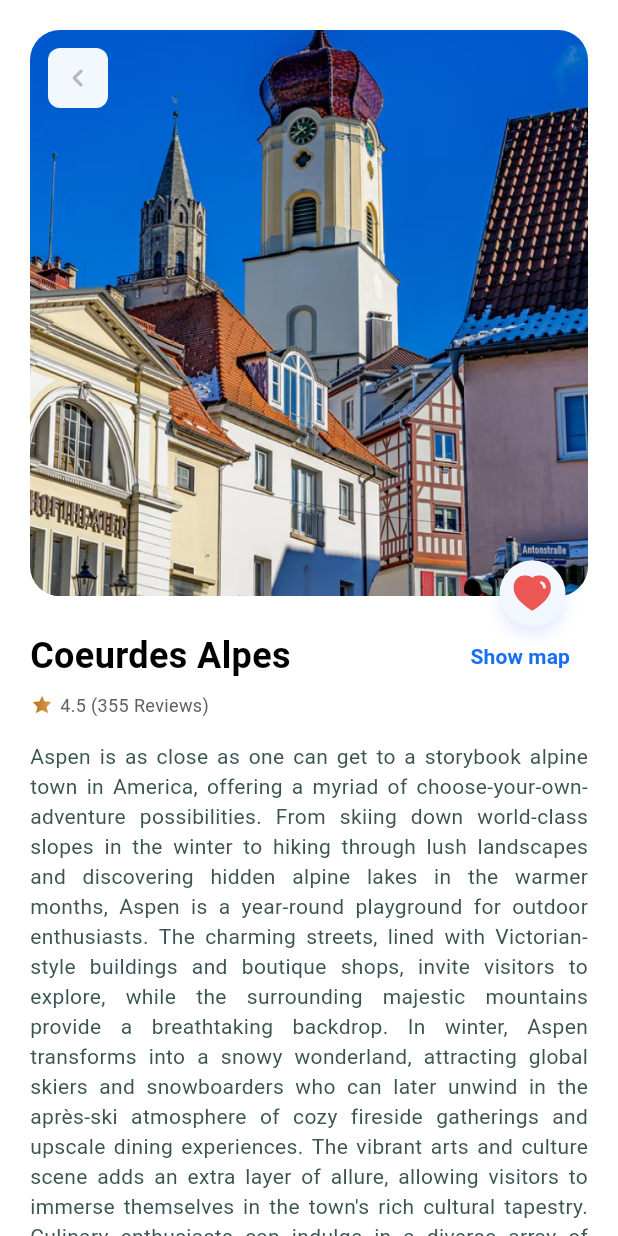
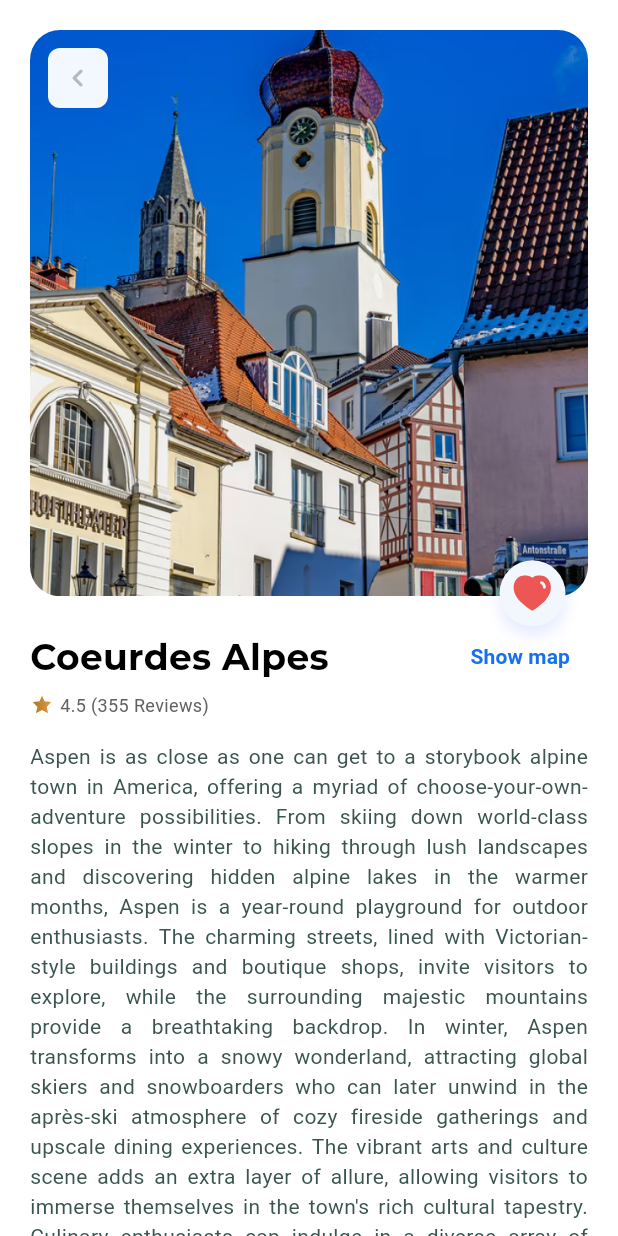
Before and after one commit to yalda-student/seven_learn_excersize_two, a Flutter app: the screen it shows after launch, after a tap on "Read more", on a phone screen of 412 x 824 dp. Run offline on Flutter 3.47's test engine with Material 3 defaults, Android fonts, the phone set to English and light mode, and no system bars; our stand-ins replace flutter_svg, google_fonts.

Commit message:
Adding Google Fonts package

```diff
--- a/lib/main.dart
+++ b/lib/main.dart
@@ -1,5 +1,6 @@
 import 'package:flutter/material.dart';
 import 'package:flutter_svg/flutter_svg.dart';
+import 'package:google_fonts/google_fonts.dart';
 import 'package:seven_learn_excersize_two/strings.dart';
 
 void main() {
@@ -137,9 +138,10 @@ class _Title extends StatelessWidget {
         Row(
           mainAxisAlignment: MainAxisAlignment.spaceBetween,
           children: [
-            const Text(
+            Text(
               'Coeurdes Alpes',
-              style: TextStyle(fontWeight: FontWeight.bold, fontSize: 24),
+              style: GoogleFonts.montserrat()
+                  .copyWith(fontWeight: FontWeight.bold, fontSize: 24),
             ),
             TextButton(
               onPressed: () {},
@@ -193,7 +195,7 @@ class _DescriptionState extends State<_Description> {
   }
 
   String get textSummery =>
-      '${AppStrings.description.substring(0, AppStrings.description.length ~/ 3)} ....';
+      '${AppStrings.description.substring(0, AppStrings.description.length ~/ 5)} ....';
 }
 
 class _ReadMoreButton extends StatelessWidget {
@@ -226,9 +228,10 @@ class _Facilities extends StatelessWidget {
     return Column(
       crossAxisAlignment: CrossAxisAlignment.start,
       children: [
-        const Text(
+         Text(
           'Facilities',
-          style: TextStyle(fontSize: 18, fontWeight: FontWeight.w600),
+          style: GoogleFonts.montserrat()
+              .copyWith(fontSize: 18, fontWeight: FontWeight.w600),
         ),
         const SizedBox(height: 16),
         Row(
@@ -285,19 +288,20 @@ class _Price extends StatelessWidget {
 
   @override
   Widget build(BuildContext context) {
-    return const Column(
+    return  Column(
       crossAxisAlignment: CrossAxisAlignment.start,
       children: [
-        Text(
+        const Text(
           'Price',
           style: TextStyle(fontSize: 12, fontWeight: FontWeight.w500),
         ),
         Text(
           '\$199',
-          style: TextStyle(
-              color: Color(0xff2DD7A4),
+          style: GoogleFonts.montserrat()
+              .copyWith(
+              color: const Color(0xff2DD7A4),
               fontSize: 24,
-              fontWeight: FontWeight.bold),
+              fontWeight: FontWeight.w800),
         ),
       ],
     );
--- a/pubspec.yaml
+++ b/pubspec.yaml
@@ -30,6 +30,7 @@ dependencies:
   # Use with the CupertinoIcons class for iOS style icons.
   cupertino_icons: ^1.0.2
   flutter_svg: ^2.0.9
+  google_fonts: ^6.1.0
 
 dev_dependencies:
   flutter_test:
```
Also changed, not shown: pubspec.lock, 1 other file.
